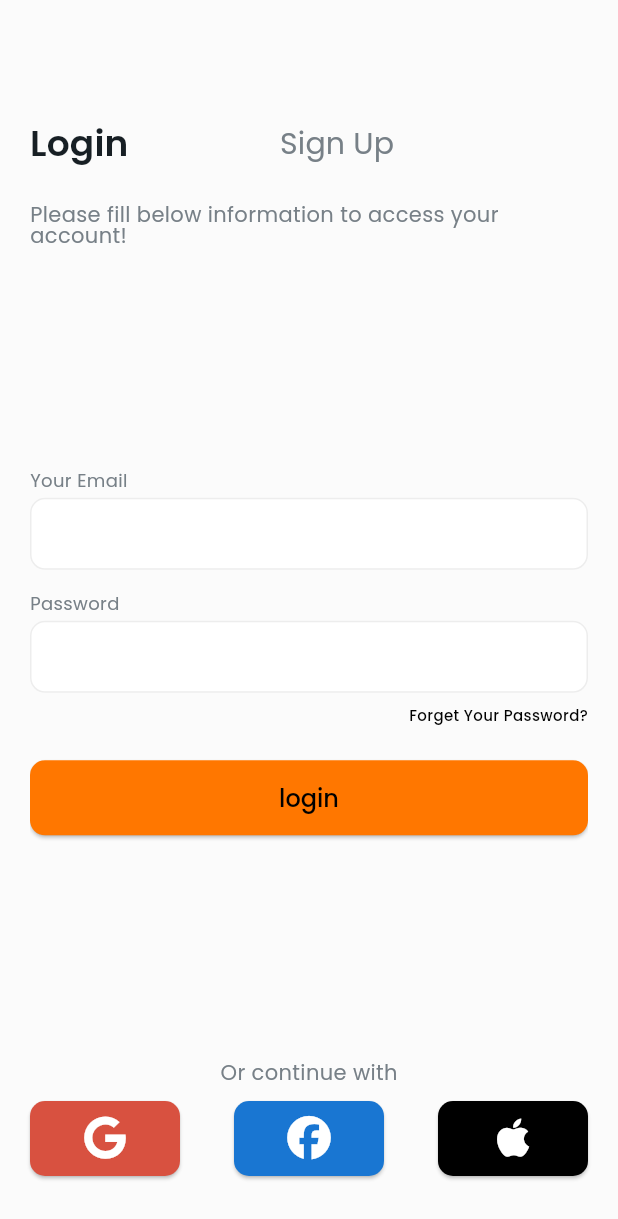
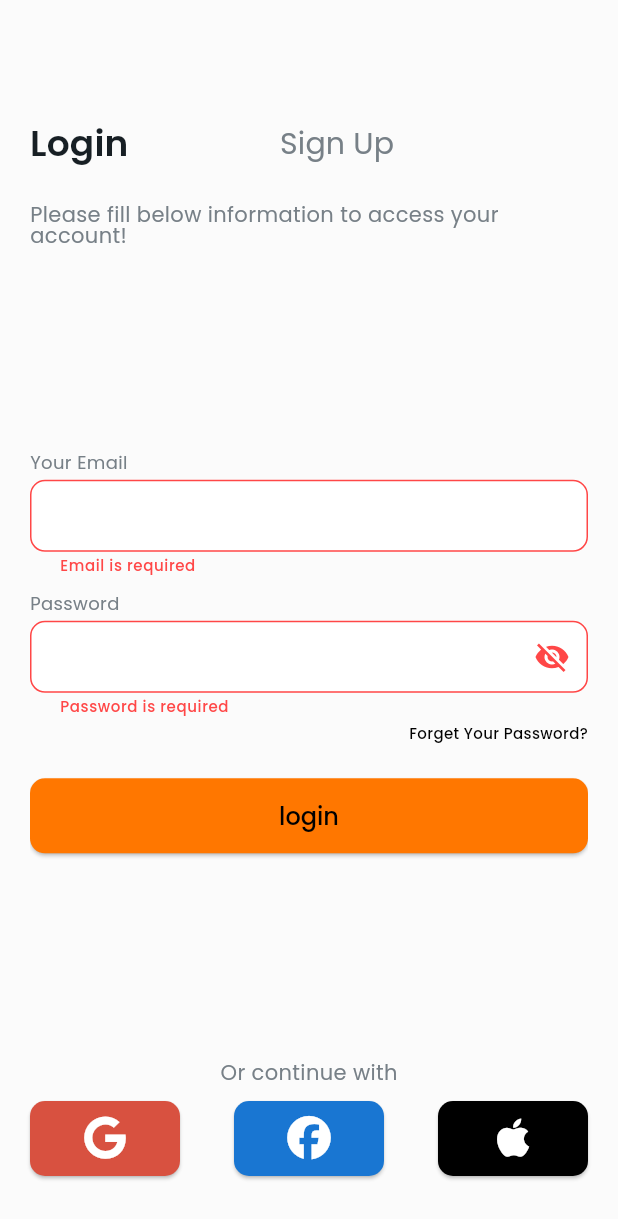
Before and after one commit to NouraSharif/social_media_app, a Flutter app: the ResetPasswordPage screen opened by its route, after a tap on "Back To Login", after a tap on "login", on a phone screen of 412 x 824 dp. Shown: the top 1219 px of the screen. Run offline on Flutter 3.47's test engine with Material 3 defaults, Android fonts, the phone set to English and light mode, and no system bars; our stand-ins replace dotted_border, equatable, firebase_auth, firebase_core, flutter_bloc, flutter_otp_text_field and 3 more; accounts and stored records are empty.

Commit message:
feat: connect login with firebase authentication

```diff
--- a/lib/core/injection_container.dart
+++ b/lib/core/injection_container.dart
@@ -1,6 +1,7 @@
 import 'package:firebase_auth/firebase_auth.dart';
 import 'package:social_media_app/features/auth/data/datasources/auth_remote_data_source_impl.dart';
 import 'package:social_media_app/features/auth/data/repositories/auth_repository_impl.dart';
+import 'package:social_media_app/features/auth/domain/usecases/login.dart';
 import 'package:social_media_app/features/auth/domain/usecases/signup.dart';
 
 // Authentication
@@ -9,3 +10,4 @@ final firebaseAuth = FirebaseAuth.instance;
 final authRemoteDataSource = AuthRemoteDataSourceImpl(firebaseAuth);
 final authRepository = AuthRepositoryImpl(authRemoteDataSource);
 final signupUseCase = SignupUseCase(authRepository);
+final loginUseCase = LoginUseCase(authRepository);
--- a/lib/features/auth/data/datasources/auth_remote_data_source.dart
+++ b/lib/features/auth/data/datasources/auth_remote_data_source.dart
@@ -2,4 +2,5 @@ import 'package:social_media_app/features/auth/data/models/user_model.dart';
 
 abstract class AuthRemoteDataSource {
   Future<UserModel> signup({required String email, required String password});
+  Future<UserModel> login({required String email, required String password});
 }
--- a/lib/features/auth/data/datasources/auth_remote_data_source_impl.dart
+++ b/lib/features/auth/data/datasources/auth_remote_data_source_impl.dart
@@ -20,4 +20,18 @@ class AuthRemoteDataSourceImpl implements AuthRemoteDataSource {
 
     return UserModel.fromFirebaseUser(id: user.uid, email: user.email!);
   }
+
+  @override
+  Future<UserModel> login({
+    required String email,
+    required String password,
+  }) async {
+    final credential = await firebaseAuth.signInWithEmailAndPassword(
+      email: email,
+      password: password,
+    );
+    final user = credential.user!;
+
+    return UserModel.fromFirebaseUser(id: user.uid, email: user.email!);
+  }
 }
--- a/lib/features/auth/data/repositories/auth_repository_impl.dart
+++ b/lib/features/auth/data/repositories/auth_repository_impl.dart
@@ -12,9 +12,14 @@ class AuthRepositoryImpl implements AuthRepository {
     required String email,
     required String password,
   }) async {
-    return await remoteDataSource.signup(
-      email: email,
-      password: password,
-    );
+    return await remoteDataSource.signup(email: email, password: password);
+  }
+
+  @override
+  Future<UserEntity> login({
+    required String email,
+    required String password,
+  }) async {
+    return await remoteDataSource.login(email: email, password: password);
   }
 }
--- a/lib/features/auth/domain/repositories/auth_repository.dart
+++ b/lib/features/auth/domain/repositories/auth_repository.dart
@@ -2,4 +2,5 @@ import 'package:social_media_app/features/auth/domain/entities/user_entity.dart'
 
 abstract class AuthRepository {
   Future<UserEntity> signup({required String email, required String password});
+  Future<UserEntity> login({required String email, required String password});
 }
--- /dev/null
+++ b/lib/features/auth/domain/usecases/login.dart
@@ -0,0 +1,14 @@
+import 'package:social_media_app/features/auth/domain/entities/user_entity.dart';
+import 'package:social_media_app/features/auth/domain/repositories/auth_repository.dart';
+
+class LoginUseCase {
+  final AuthRepository authRepository;
+  LoginUseCase(this.authRepository);
+
+  Future<UserEntity> call({
+    required String email,
+    required String password,
+  }) async {
+    return await authRepository.login(email: email, password: password);
+  }
+}
--- a/lib/features/auth/presentation/bloc/auth_bloc.dart
+++ b/lib/features/auth/presentation/bloc/auth_bloc.dart
@@ -1,4 +1,6 @@
+import 'package:firebase_auth/firebase_auth.dart';
 import 'package:flutter_bloc/flutter_bloc.dart';
+import 'package:social_media_app/features/auth/domain/usecases/login.dart';
 
 import '../../domain/usecases/signup.dart';
 import 'auth_event.dart';
@@ -6,9 +8,11 @@ import 'auth_state.dart';
 
 class AuthBloc extends Bloc<AuthEvent, AuthState> {
   final SignupUseCase signupUseCase;
+  final LoginUseCase loginUseCase;
 
-  AuthBloc(this.signupUseCase) : super(AuthInitial()) {
+  AuthBloc(this.signupUseCase, this.loginUseCase) : super(AuthInitial()) {
     on<SignupRequested>(_onSignupRequested);
+    on<LoginRequested>(_onLoginRequested);
   }
 
   Future<void> _onSignupRequested(
@@ -25,4 +29,44 @@ class AuthBloc extends Bloc<AuthEvent, AuthState> {
       emit(AuthFailure(e.toString()));
     }
   }
+
+  Future<void> _onLoginRequested(
+    LoginRequested event,
+    Emitter<AuthState> emit,
+  ) async {
+    emit(AuthLoading());
+
+    try {
+      await loginUseCase(email: event.email, password: event.password);
+
+      emit(AuthSuccess());
+    } catch (e) {
+      if (e is FirebaseAuthException) {
+        emit(AuthFailure(_getAuthErrorMessage(e)));
+      } else {
+        emit(AuthFailure('Something went wrong. Please try again.'));
+      }
+    }
+  }
 }
+
+String _getAuthErrorMessage(FirebaseAuthException e) {
+  switch (e.code) {
+    case 'invalid-credential':
+      return 'Incorrect email or password.';
+    case 'user-not-found':
+      return 'No account found with this email.';
+    case 'wrong-password':
+      return 'Incorrect password.';
+    case 'invalid-email':
+      return 'Please enter a valid email.';
+    case 'user-disabled':
+      return 'This account has been disabled.';
+    case 'too-many-requests':
+      return 'Too many attempts. Please try again later.';
+    case 'network-request-failed':
+      return 'Please check your internet connection.';
+    default:
+      return 'Something went wrong. Please try again.';
+  }
+}
--- a/lib/features/auth/presentation/bloc/auth_event.dart
+++ b/lib/features/auth/presentation/bloc/auth_event.dart
@@ -16,3 +16,13 @@ class SignupRequested extends AuthEvent {
   @override
   List<Object?> get props => [email, password];
 }
+
+class LoginRequested extends AuthEvent {
+  final String email;
+  final String password;
+
+  const LoginRequested({required this.email, required this.password});
+
+  @override
+  List<Object?> get props => [email, password];
+}
--- a/lib/features/auth/presentation/pages/auth/auth_page.dart
+++ b/lib/features/auth/presentation/pages/auth/auth_page.dart
@@ -49,9 +49,12 @@ class AuthPage extends StatelessWidget {
               Expanded(
                 child: TabBarView(
                   children: [
-                    LoginPage(),
                     BlocProvider(
-                      create: (_) => AuthBloc(signupUseCase),
+                      create: (_) => AuthBloc(signupUseCase, loginUseCase),
+                      child: const LoginPage(),
+                    ),
+                    BlocProvider(
+                      create: (_) => AuthBloc(signupUseCase, loginUseCase),
                       child: const SignUpPage(),
                     ),
                   ],
--- a/lib/features/auth/presentation/pages/login/login_page.dart
+++ b/lib/features/auth/presentation/pages/login/login_page.dart
@@ -1,6 +1,11 @@
 import 'package:flutter/material.dart';
+import 'package:flutter_bloc/flutter_bloc.dart';
 import 'package:go_router/go_router.dart';
 import 'package:social_media_app/core/routes/app_routes.dart';
+import 'package:social_media_app/features/auth/presentation/bloc/auth_bloc.dart';
+import 'package:social_media_app/features/auth/presentation/bloc/auth_event.dart';
+import 'package:social_media_app/features/auth/presentation/bloc/auth_state.dart';
+import 'package:social_media_app/features/auth/presentation/validators/auth_validators.dart';
 import 'package:social_media_app/features/auth/presentation/widgets/custom_button.dart';
 import 'package:social_media_app/features/auth/presentation/widgets/custom_text_form_field.dart';
 
@@ -12,6 +17,7 @@ class LoginPage extends StatefulWidget {
 }
 
 class _LoginPageState extends State<LoginPage> {
+  bool obscurePassword = true;
   final GlobalKey<FormState> formstate = GlobalKey();
 
   final emailController = TextEditingController();
@@ -26,13 +32,27 @@ class _LoginPageState extends State<LoginPage> {
 
   @override
   Widget build(BuildContext context) {
-    return Form(
+    return BlocConsumer<AuthBloc, AuthState>(
+      listener: (context, state) {
+        if (state is AuthSuccess) {
+          //Go To Home
+        }
+        if (state is AuthFailure) {
+          ScaffoldMessenger.of(context)
+              .showSnackBar(SnackBar(content: Text(state.message)));
+        }
+      },
+      builder: (context, state) => state is AuthLoading
+          ? Center(child: CircularProgressIndicator())
+          : Form(
               key: formstate,
               child: LayoutBuilder(
                 builder: (context, constraints) {
                   return SingleChildScrollView(
                     child: ConstrainedBox(
-              constraints: BoxConstraints(minHeight: constraints.maxHeight),
+                      constraints: BoxConstraints(
+                        minHeight: constraints.maxHeight,
+                      ),
                       child: Column(
                         mainAxisAlignment: MainAxisAlignment.center,
                         crossAxisAlignment: CrossAxisAlignment.start,
@@ -40,11 +60,28 @@ class _LoginPageState extends State<LoginPage> {
                           CustomTextFormField(
                             label: 'Your Email',
                             controller: emailController,
+                            validator: (value) {
+                              return AuthValidators.email(value);
+                            },
                           ),
                           const SizedBox(height: 15),
                           CustomTextFormField(
                             label: 'Password',
                             controller: passwordController,
+                            validator: (value) {
+                              return AuthValidators.password(value);
+                            },
+                            obscureText: obscurePassword,
+                            suffixIcon: IconButton(
+                              onPressed: () {
+                                setState(() {
+                                  obscurePassword = !obscurePassword;
+                                });
+                              },
+                              icon: obscurePassword
+                                  ? Icon(Icons.visibility_off)
+                                  : Icon(Icons.visibility),
+                            ),
                           ),
                           const SizedBox(height: 8),
                           Align(
@@ -64,13 +101,26 @@ class _LoginPageState extends State<LoginPage> {
                             ),
                           ),
                           const SizedBox(height: 25),
-                  CustomButton(text: 'login', onPressed: () {}),
+                          CustomButton(
+                            text: 'login',
+                            onPressed: () {
+                              if (formstate.currentState!.validate()) {
+                                context.read<AuthBloc>().add(
+                                  LoginRequested(
+                                    email: emailController.text.trim(),
+                                    password: passwordController.text,
+                                  ),
+                                );
+                              }
+                            },
+                          ),
                         ],
                       ),
                     ),
                   );
                 },
               ),
+            ),
     );
   }
 }
--- a/lib/features/auth/presentation/widgets/custom_text_form_field.dart
+++ b/lib/features/auth/presentation/widgets/custom_text_form_field.dart
@@ -13,6 +13,7 @@ class CustomTextFormField extends StatelessWidget {
     this.readOnly,
     this.suffixIcon,
     this.suffixStyle,
+    this.obscureText = false,
   });
   final String label;
   final TextEditingController controller;
@@ -23,6 +24,7 @@ class CustomTextFormField extends StatelessWidget {
   final bool? readOnly;
   final Widget? suffixIcon;
   final TextStyle? suffixStyle;
+  final bool obscureText;
 
   @override
   Widget build(BuildContext context) {
@@ -42,9 +44,10 @@ class CustomTextFormField extends StatelessWidget {
             hintStyle: AppTextStyles.body,
             suffixIcon: suffixIcon,
           ),
-          maxLines: maxLines,
+          maxLines: obscureText ? 1 : maxLines,
           readOnly: readOnly ?? false,
           onTap: onTap,
+          obscureText: obscureText,
         ),
       ],
     );
```
Also changed, not shown: lib/features/auth/presentation/pages/new_password/new_password_page.dart (+24 -0 lines), lib/features/auth/presentation/pages/signup/signup_page.dart (+25 -0 lines). Lines whose indentation alone changed are shown as unchanged.
